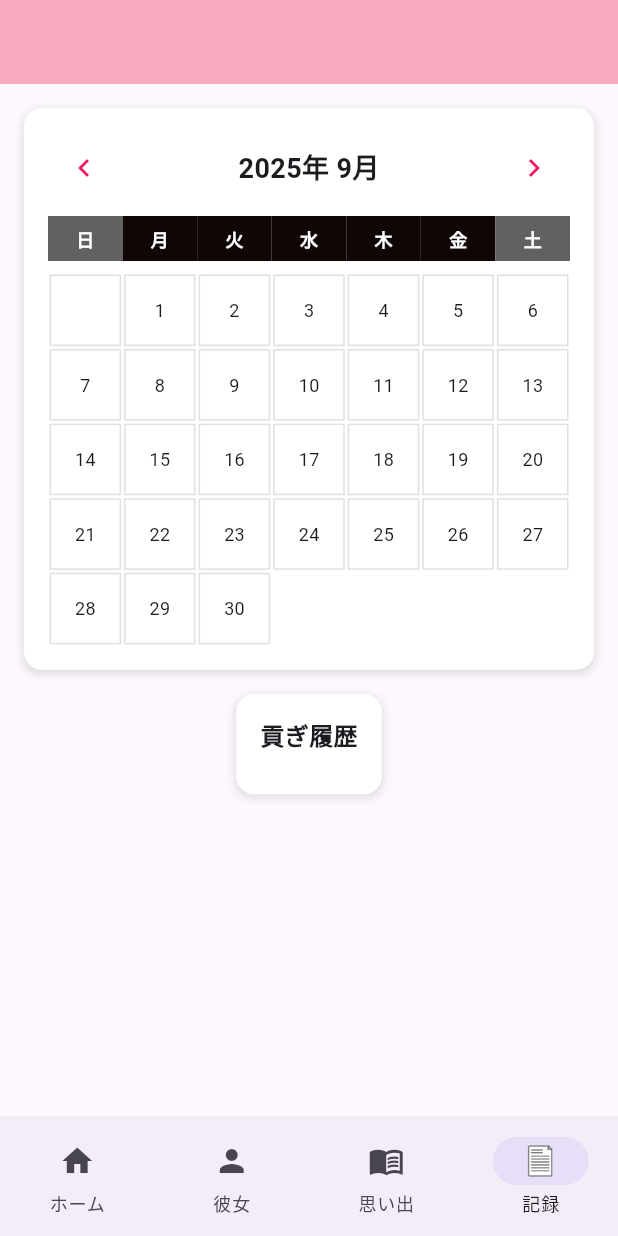
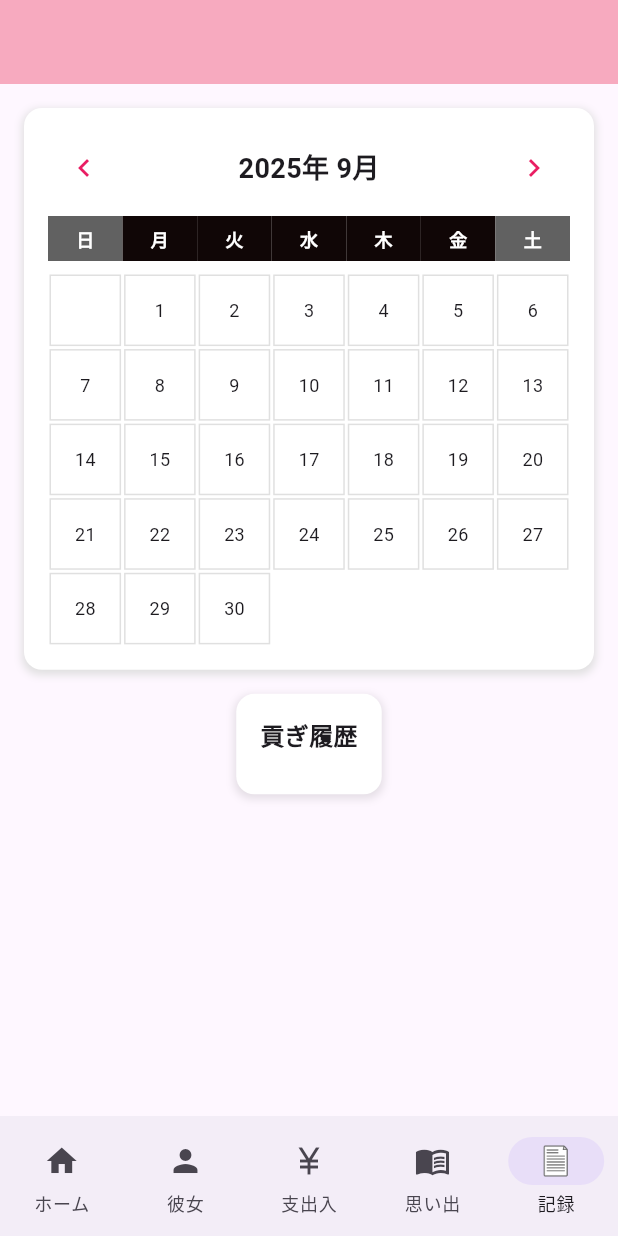
Before and after one commit to kuroda50/Saving-Girlfriend, a Flutter app: the TributeHistoryScreen screen opened by its route, on a phone screen of 412 x 824 dp. Run offline on Flutter 3.47's test engine with Material 3 defaults, Android fonts, the phone set to English and light mode, and no system bars; our stand-ins replace device_preview, flutter_riverpod, go_router, shared_preferences; accounts and stored records are empty; network calls fail.

Commit message:
ナビ追加

```diff
--- a/lib/route/app_navigation_bar.dart
+++ b/lib/route/app_navigation_bar.dart
@@ -19,12 +19,13 @@ class AppNavigationBar extends StatelessWidget {
         destinations: [
           const NavigationDestination(icon: Icon(Icons.home), label: 'ホーム'),
           const NavigationDestination(icon: Icon(Icons.person), label: '彼女'),
-          const NavigationDestination(icon: Icon(Icons.menu_book), label: '思い出'),
+          const NavigationDestination(
+              icon: Icon(Icons.currency_yen), label: '支出入'), // 新しい記録アイコンを追加
+          const NavigationDestination(
+              icon: Icon(Icons.menu_book), label: '思い出'),
           NavigationDestination(
-            icon: Image.asset(AppAssets.iconKiroku,
-                width: 24, height: 24), // 画像のパスとサイズを指定
-            label: '記録',
-          ),
+              icon: Image.asset(AppAssets.iconKiroku, width: 24, height: 24),
+              label: '記録'),
         ],
         onDestinationSelected: (index) {
           navigationShell.goBranch(
--- a/lib/route/go_router.dart
+++ b/lib/route/go_router.dart
@@ -7,7 +7,10 @@ import 'package:saving_girlfriend/screen/settings_screen.dart';
 import 'package:saving_girlfriend/screen/tribute_history_screen.dart';
 import 'app_navigation_bar.dart';
 import 'package:flutter/material.dart';
+// 新しい画面をインポート
+import 'package:saving_girlfriend/screen/monetise';
 
+// 各ブランチのナビゲーションスタックを管理するためのGlobalKey
 final rootNavigatorKey = GlobalKey<NavigatorState>();
 final homeNavigatorKey = GlobalKey<NavigatorState>(debugLabel: 'home');
 final selectStoryNavigatorKey =
@@ -16,6 +19,9 @@ final selectGirlfriendNavigatorKey =
     GlobalKey<NavigatorState>(debugLabel: 'select_girlfriend');
 final tributeHistoryNavigatorKey =
     GlobalKey<NavigatorState>(debugLabel: 'tribute_history');
+// 新しい画面用のGlobalKeyを追加
+final transactionInputNavigatorKey =
+    GlobalKey<NavigatorState>(debugLabel: 'transaction_input');
 
 final router = GoRouter(
   navigatorKey: rootNavigatorKey,
@@ -24,9 +30,11 @@ final router = GoRouter(
     StatefulShellRoute.indexedStack(
       parentNavigatorKey: rootNavigatorKey,
       builder: (context, state, navigationShell) {
+        // ここでAppNavigationBarを返して、ボトムナビゲーションを構築
         return AppNavigationBar(navigationShell: navigationShell);
       },
       branches: [
+        // 1. ホームブランチ
         StatefulShellBranch(navigatorKey: homeNavigatorKey, routes: [
           GoRoute(
             path: '/home',
@@ -45,6 +53,7 @@ final router = GoRouter(
             ],
           ),
         ]),
+        // 2. 彼女選択ブランチ
         StatefulShellBranch(
             navigatorKey: selectGirlfriendNavigatorKey,
             routes: [
@@ -56,11 +65,25 @@ final router = GoRouter(
                 ),
               ),
             ]),
+        // 5. 新しい収支入力ブランチ
+        StatefulShellBranch(
+          navigatorKey: transactionInputNavigatorKey,
+          routes: [
+            GoRoute(
+              path: '/transaction_input',
+              pageBuilder: (context, state) => const NoTransitionPage(
+                child: TransactionInputScreen(),
+              ),
+            ),
+          ],
+        ),
+        // 3. ストーリー選択ブランチ
         StatefulShellBranch(navigatorKey: selectStoryNavigatorKey, routes: [
           GoRoute(
             path: '/select_story',
             pageBuilder: (context, state) => NoTransitionPage(
               key: state.pageKey,
+              // `EpisodeScreen`に修正
               child: const EpisodeScreen(),
             ),
             routes: [
@@ -74,9 +97,8 @@ final router = GoRouter(
             ],
           ),
         ]),
-          StatefulShellBranch(
-              navigatorKey: tributeHistoryNavigatorKey,
-              routes: [
+        // 4. 貢ぎ履歴ブランチ
+        StatefulShellBranch(navigatorKey: tributeHistoryNavigatorKey, routes: [
           GoRoute(
             path: '/tribute_history',
             pageBuilder: (context, state) => NoTransitionPage(
@@ -85,6 +107,7 @@ final router = GoRouter(
             ),
           ),
         ]),
-        ]),
+      ],
+    ),
   ],
 );
```
Also changed, not shown: 1 other file. Lines whose indentation alone changed are shown as unchanged.
